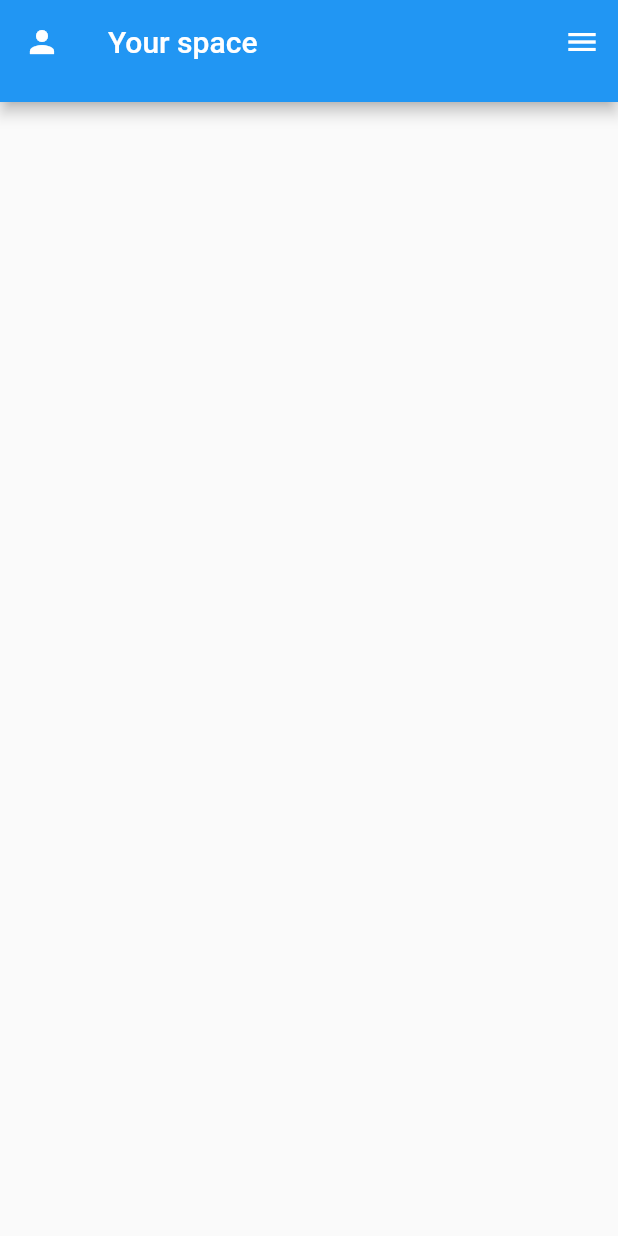
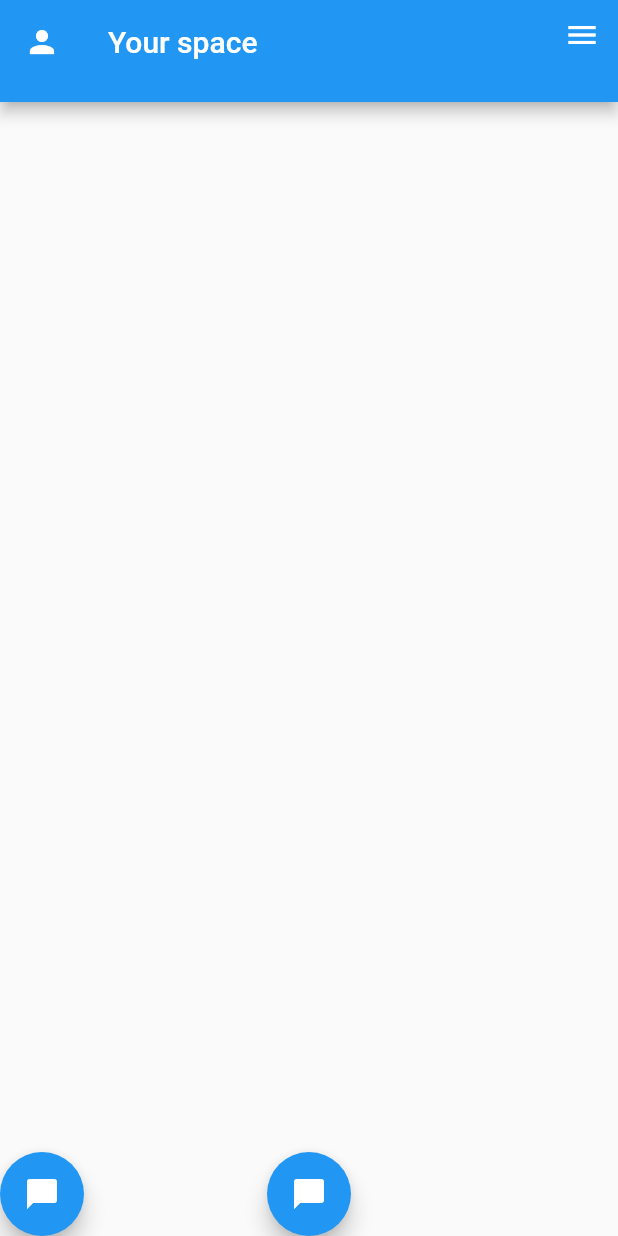
Before and after one commit to nayana-vinod/cookie, a Flutter app: the screen it shows after launch, on a phone screen of 412 x 824 dp. Run offline on Flutter 3.47's test engine with Material 2 defaults, Android fonts, the phone set to English and light mode, and no system bars.

Commit message:
flutter commit #2

```diff
--- a/cookie_app/lib/home_screen.dart
+++ b/cookie_app/lib/home_screen.dart
@@ -8,7 +8,8 @@ class HomeScreen extends StatefulWidget {
 class _HomeScreenState extends State<HomeScreen> {
   @override
   Widget build(BuildContext context) {
-    return Scaffold(
+    return SafeArea(
+      child: Scaffold(
         appBar: PreferredSize(
           preferredSize: Size.fromHeight(68.0), // here the desired height
           child: AppBar(
@@ -20,21 +21,45 @@ class _HomeScreenState extends State<HomeScreen> {
                   onPressed: () {
                     Scaffold.of(context).openDrawer();
                   },
-                tooltip: MaterialLocalizations.of(context).openAppDrawerTooltip,
+                  tooltip:
+                      MaterialLocalizations.of(context).openAppDrawerTooltip,
                 );
               },
             ),
             actions: <Widget>[
-            IconButton(
+              Padding(
+                padding: const EdgeInsets.only(left: 10, bottom: 10),
+                child: IconButton(
                   icon: Icon(Icons.menu),
                   tooltip: 'Show Photo',
                   onPressed: () {},
+                ),
               ),
             ],
             title: Text('Your space'),
           ),
         ),
-      body: Stack(),
+        body: Stack(
+          children: <Widget>[
+            Align(
+              alignment: Alignment.bottomLeft,
+              child: FloatingActionButton(
+                onPressed: () {},
+                child: Icon(Icons.chat_bubble),
+                backgroundColor: Colors.blue,
+              ),
+            ),
+            Align(
+              alignment: Alignment.bottomCenter,
+              child: FloatingActionButton(
+                onPressed: () {},
+                child: Icon(Icons.chat_bubble),
+                backgroundColor: Colors.blue,
+              ),
+            ),
+          ],
+        ),
+      ),
     );
   }
 }
```
Lines whose indentation alone changed are shown as unchanged.
